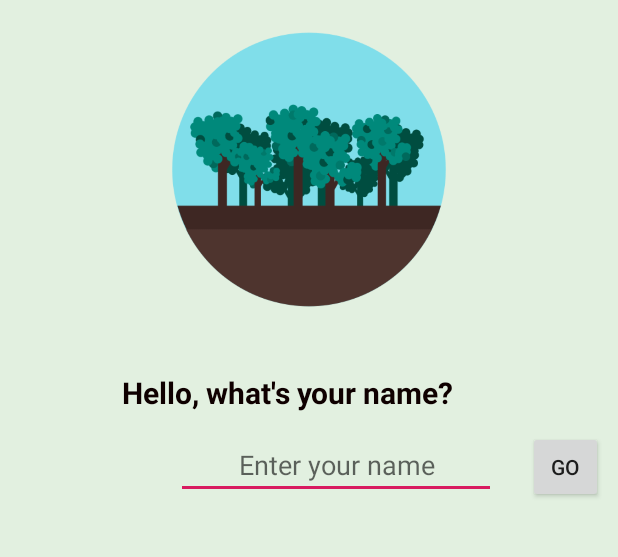
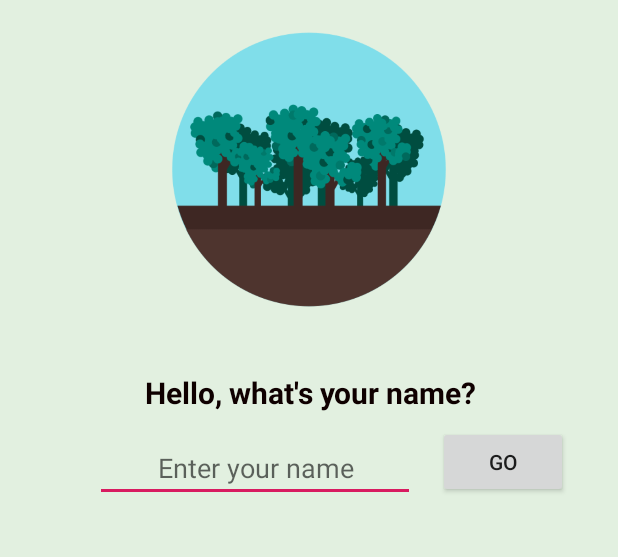
Before and after one commit to MarissaSalcido/EcoCart, an Android app: the screen it shows after launch (StartActivity), on a phone screen of 412 x 824 dp, the part 165-722 px from its top. Run offline under Robolectric (Android 15) with nearby library versions, the phone set to English and light mode, and no system bars.

Commit message:
modify start_page.xml

```diff
--- a/app/build.gradle
+++ b/app/build.gradle
@@ -29,4 +29,7 @@ dependencies {
     implementation 'com.google.android.material:material:1.0.0'
     implementation 'androidx.recyclerview:recyclerview:1.0.0'
 
+    implementation 'org.parceler:parceler-api:1.1.12'
+    annotationProcessor 'org.parceler:parceler:1.1.12'
+
 }
--- a/app/src/main/java/com/example/ecocart/Food.java
+++ b/app/src/main/java/com/example/ecocart/Food.java
@@ -1,12 +1,14 @@
 
 package com.example.ecocart;
+
+import org.parceler.Parcel;
 
 import java.io.Serializable;
 import java.util.ArrayList;
 
-public class Food implements Serializable {
+@Parcel
+public class Food {
 
-    private static final long serialVersionUID = 1L;
 
     // fields
     private String name;
--- a/app/src/main/java/com/example/ecocart/FoodAdapter.java
+++ b/app/src/main/java/com/example/ecocart/FoodAdapter.java
@@ -6,6 +6,7 @@ import android.view.View;
 import android.view.ViewGroup;
 import android.widget.ImageView;
 import android.widget.TextView;
+import android.widget.Toast;
 
 import androidx.annotation.NonNull;
 import androidx.recyclerview.widget.RecyclerView;
--- a/app/src/main/res/layout/start_page.xml
+++ b/app/src/main/res/layout/start_page.xml
@@ -31,9 +31,9 @@
         android:layout_height="wrap_content"
         android:layout_below="@+id/textView2"
         android:layout_alignParentEnd="true"
-        android:layout_centerHorizontal="true"
-        android:layout_marginTop="12dp"
-        android:layout_marginEnd="81dp"
+        android:layout_centerInParent="true"
+        android:layout_marginTop="14dp"
+        android:layout_marginEnd="135dp"
         android:ems="10"
         android:gravity="center"
         android:hint="Enter your name"
@@ -41,7 +41,7 @@
 
     <TextView
         android:id="@+id/textView2"
-        android:layout_width="259dp"
+        android:layout_width="289dp"
         android:layout_height="wrap_content"
         android:layout_below="@+id/imageView2"
         android:layout_alignParentStart="true"
@@ -56,13 +56,13 @@
 
     <Button
         android:id="@+id/goButton"
-        android:layout_width="wrap_content"
+        android:layout_width="66dp"
         android:layout_height="wrap_content"
         android:layout_alignTop="@+id/nameInput"
         android:layout_alignParentEnd="true"
-        android:layout_marginStart="-60dp"
-        android:layout_marginTop="0dp"
-        android:layout_marginEnd="10dp"
+        android:layout_marginStart="-120dp"
+        android:layout_marginTop="-5dp"
+        android:layout_marginEnd="33dp"
         android:layout_toEndOf="@+id/nameInput"
         android:text="Go" />
 
```
Also changed, not shown: app/src/main/res/drawable/foodbutton.xml (added, +12 -0 lines), app/src/main/res/layout/food.xml (+5 -2 lines).
